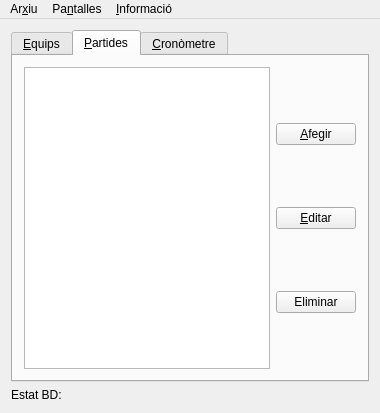
Old version of the form mainwindow.ui in the repository vicgua/robocat.
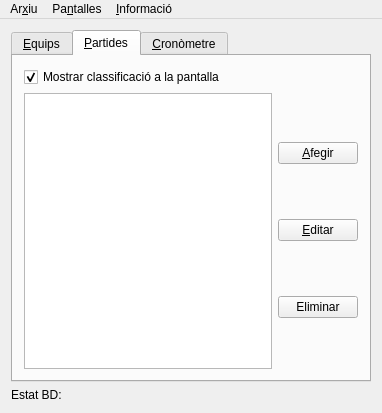
New version of the form. The open tabs and pages were chosen to show the change. Icons and pictures are not drawn. Custom widgets are drawn as their Qt base class.

```diff
--- a/mainwindow.ui
+++ b/mainwindow.ui
@@ -6,7 +6,7 @@
    <rect>
     <x>0</x>
     <y>0</y>
-    <width>380</width>
+    <width>382</width>
     <height>413</height>
    </rect>
   </property>
@@ -91,6 +91,18 @@
        <attribute name="title">
         <string>&amp;Partides</string>
        </attribute>
+       <layout class="QVBoxLayout" name="verticalLayout_4">
+        <item>
+         <widget class="QCheckBox" name="mostrarClassificacioCheckBox">
+          <property name="text">
+           <string>Mostrar classificació a la pantalla</string>
+          </property>
+          <property name="checked">
+           <bool>true</bool>
+          </property>
+         </widget>
+        </item>
+        <item>
        <layout class="QHBoxLayout" name="horizontalLayout_2">
         <item>
          <widget class="QTableView" name="taulaPartides">
@@ -140,6 +152,8 @@
          </layout>
         </item>
        </layout>
+        </item>
+       </layout>
       </widget>
       <widget class="QWidget" name="tabCrono">
        <attribute name="title">
@@ -396,7 +410,7 @@
     <rect>
      <x>0</x>
      <y>0</y>
-     <width>380</width>
+     <width>382</width>
      <height>29</height>
     </rect>
    </property>
```
Left out of the diff: 2 changed lines with no effect on the pictures. Lines whose indentation alone changed are shown as unchanged.
